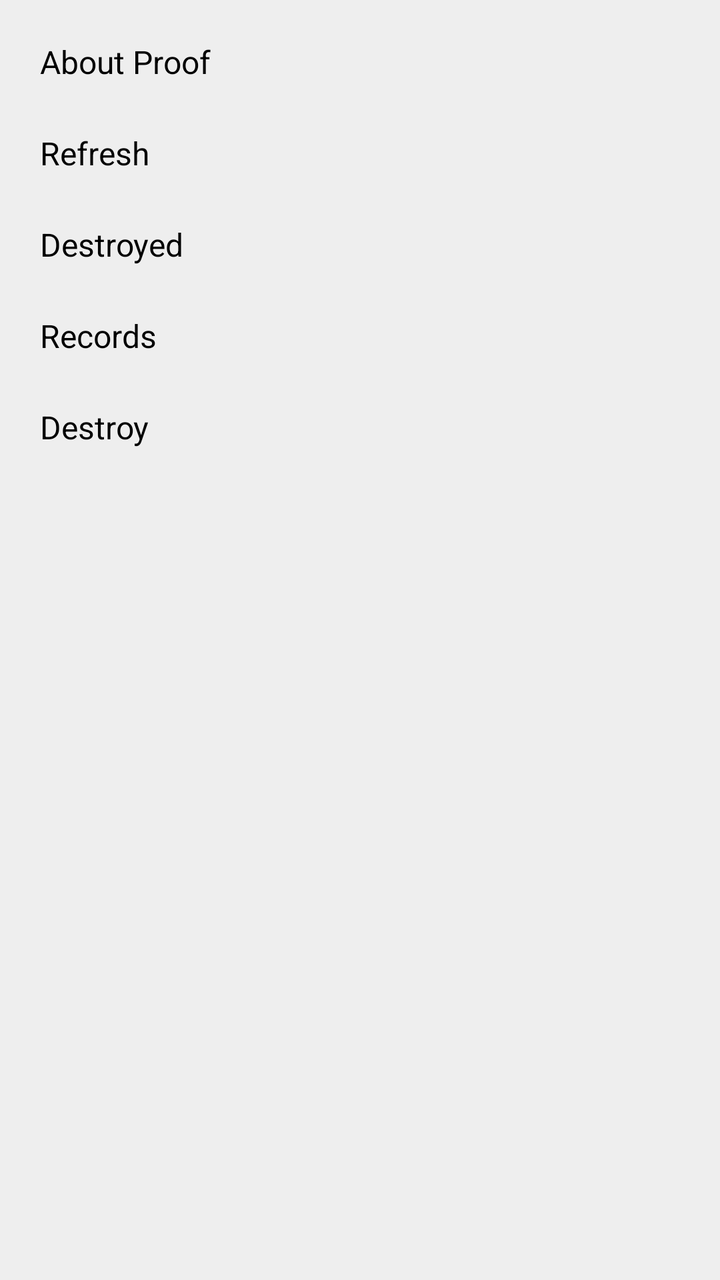
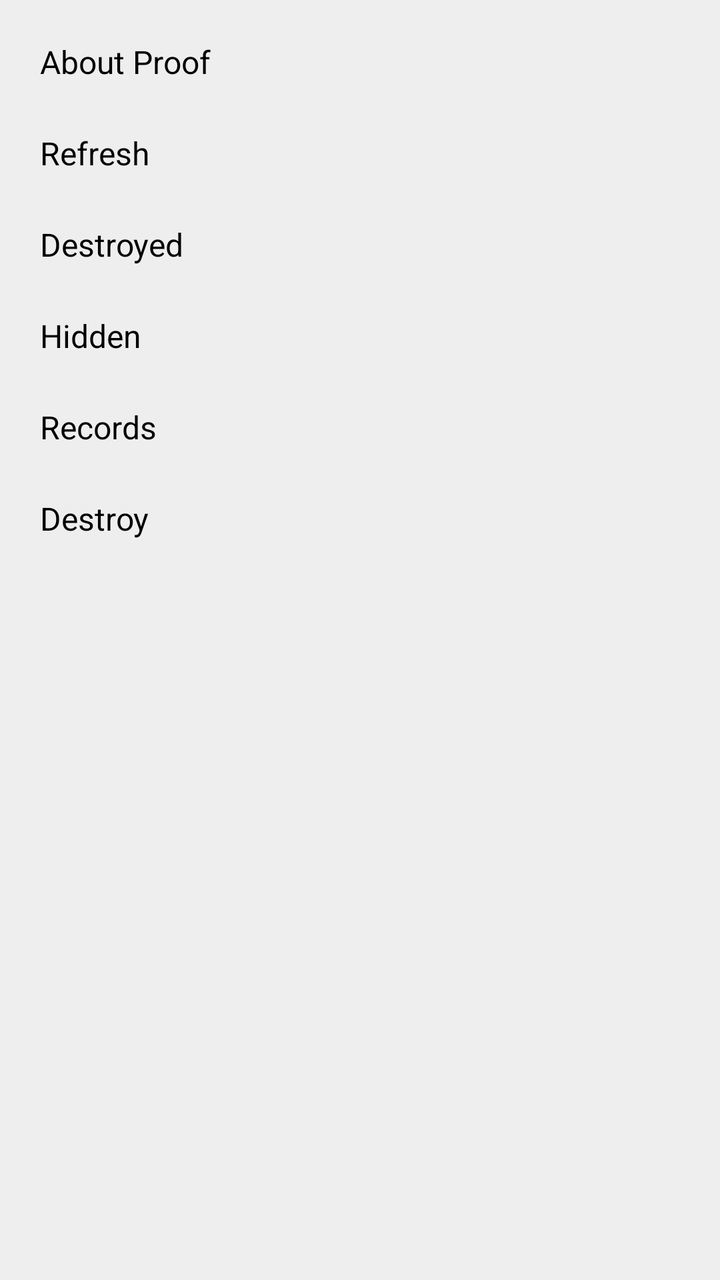

Compare the two renders of this Android layout. The source of the first and the diff that turns it into the second are given below.
<!-- AndroidManifest.xml: application theme Theme.Freer -->
<!-- res/layout/popup_menu_proof_more.xml -->
<?xml version="1.0" encoding="utf-8"?>
<LinearLayout xmlns:android="http://schemas.android.com/apk/res/android"
    android:layout_width="wrap_content"
    android:layout_height="wrap_content"
    android:orientation="vertical"
    android:background="@color/background_light"
    android:padding="8dp">


    <TextView
        android:id="@+id/about_item"
        android:layout_width="match_parent"
        android:layout_height="wrap_content"
        android:text="@string/about_proof"
        android:textSize="16sp"
        android:textColor="@color/text"
        android:padding="12dp"
        android:background="?android:attr/selectableItemBackground"
        android:clickable="true"
        android:focusable="true" />

    <TextView
        android:id="@+id/refresh_item"
        android:layout_width="match_parent"
        android:layout_height="wrap_content"
        android:text="@string/refresh"
        android:textSize="16sp"
        android:textColor="@color/text"
        android:padding="12dp"
        android:background="?android:attr/selectableItemBackground"
        android:clickable="true"
        android:focusable="true" />

    <TextView
        android:id="@+id/destroyed_item"
        android:layout_width="match_parent"
        android:layout_height="wrap_content"
        android:text="@string/destroyed"
        android:textSize="16sp"
        android:textColor="@color/text"
        android:padding="12dp"
        android:background="?android:attr/selectableItemBackground"
        android:clickable="true"
        android:focusable="true" />

    <TextView
        android:id="@+id/record_item"
        android:layout_width="match_parent"
        android:layout_height="wrap_content"
        android:text="@string/records"
        android:textSize="16sp"
        android:textColor="@color/text"
        android:padding="12dp"
        android:background="?android:attr/selectableItemBackground"
        android:clickable="true"
        android:focusable="true" />

    <TextView
        android:id="@+id/destroy_item"
        android:layout_width="match_parent"
        android:layout_height="wrap_content"
        android:text="@string/destroy"
        android:textSize="16sp"
        android:textColor="@color/text"
        android:padding="12dp"
        android:background="?android:attr/selectableItemBackground"
        android:clickable="true"
        android:focusable="true" />

</LinearLayout>
<!-- resources referenced by this layout -->
<resources>
  <color name="background_light">#EEEEEE</color>
  <color name="text">#000000</color>
  <string name="about_proof">About Proof</string>
  <string name="destroy">Destroy</string>
  <string name="destroyed">Destroyed</string>
  <string name="records">Records</string>
  <string name="refresh">Refresh</string>
  <style name="Theme.Freer" parent="Base.Theme.Freer" />
  <style name="Base.Theme.Freer" parent="Theme.Material3.DayNight.NoActionBar">
          <item name="colorPrimary">#2196F3</item>
          <item name="colorAccent">#2196F3</item>
          <item name="android:windowBackground">#FFFFFF</item>
          
          <item name="android:windowLayoutInDisplayCutoutMode">shortEdges</item>
          <item name="android:enforceNavigationBarContrast">false</item>
          <item name="android:enforceStatusBarContrast">false</item>
          <item name="android:statusBarColor">@android:color/transparent</item>
          <item name="android:navigationBarColor">@android:color/transparent</item>
          <item name="android:windowLightStatusBar">true</item>
          <item name="android:windowLightNavigationBar">true</item>
      </style>
</resources>

<!-- the commit's change to res/layout/popup_menu_proof_more.xml (unified diff, before → after) -->
@@ -44,6 +44,18 @@
         android:focusable="true" />
 
     <TextView
+        android:id="@+id/hidden_item"
+        android:layout_width="match_parent"
+        android:layout_height="wrap_content"
+        android:text="@string/hidden"
+        android:textSize="16sp"
+        android:textColor="@color/text"
+        android:padding="12dp"
+        android:background="?android:attr/selectableItemBackground"
+        android:clickable="true"
+        android:focusable="true" />
+
+    <TextView
         android:id="@+id/record_item"
         android:layout_width="match_parent"
         android:layout_height="wrap_content"
<!-- resource entries referenced after the edit -->
@@ -5,6 +5,7 @@
   <string name="about_proof">About Proof</string>
   <string name="destroy">Destroy</string>
   <string name="destroyed">Destroyed</string>
+  <string name="hidden">Hidden</string>
   <string name="records">Records</string>
   <string name="refresh">Refresh</string>
   <style name="Theme.Freer" parent="Base.Theme.Freer" />
